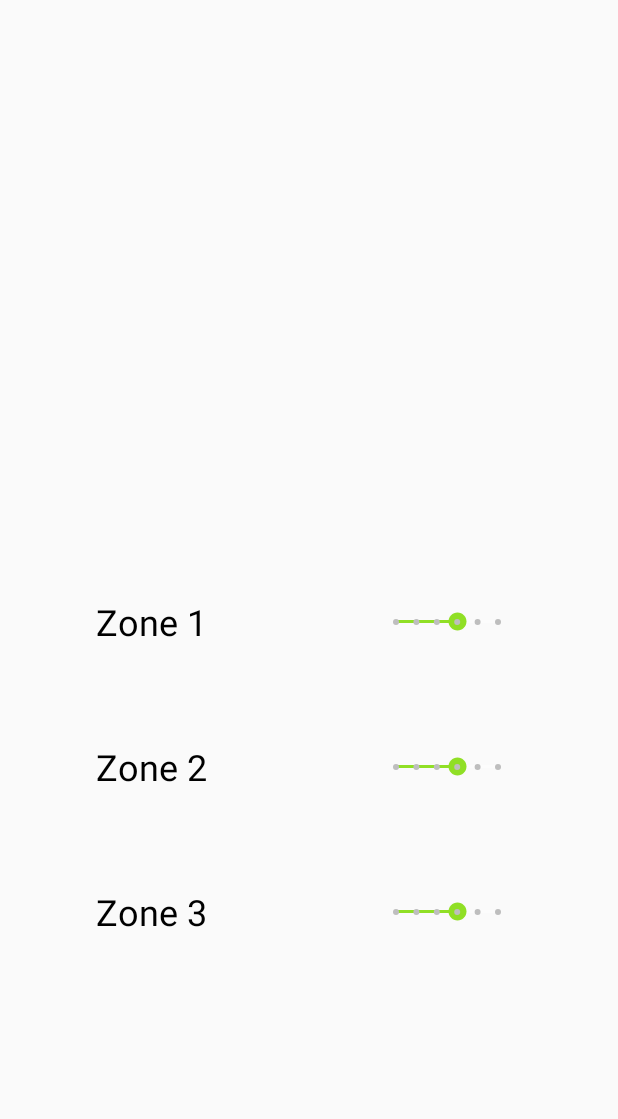
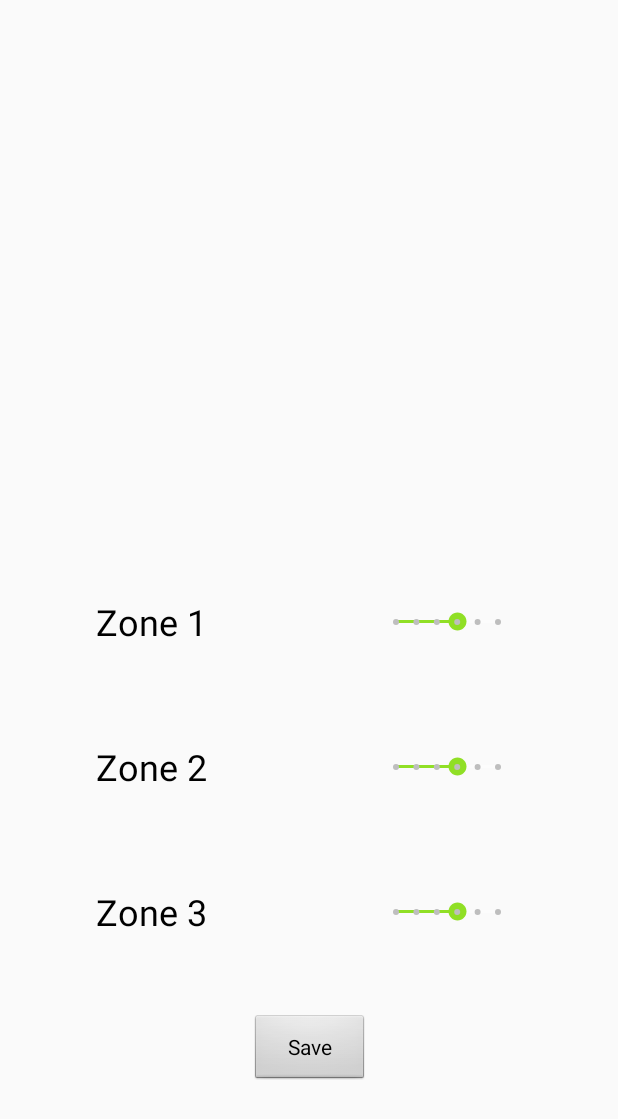
Before and after one commit to vomyrak/Heat_Band, an Android app: the layout activity_floating.xml on its own in the app's theme, with its tools: preview values and no code run, on a phone screen of 412 x 824 dp. Shown: the top 1119 px of the screen. Run offline under Robolectric (Android 15) with nearby library versions, the phone set to English and light mode, and no system bars.

Commit message:
Feb22 update

```diff
--- a/app/src/main/java/com/example/vomyrak/heatband/MainActivity.java
+++ b/app/src/main/java/com/example/vomyrak/heatband/MainActivity.java
@@ -167,7 +167,7 @@ public class MainActivity extends AppCompatActivity {
                 MainActivity.this.startActivity(startFloatingActivity);
             }
         });
-        select2.setOnClickListener(new View.OnClickListener(){
+        tvMode2.setOnClickListener(new View.OnClickListener(){
             @Override
             public void onClick(View view){
                 try {
@@ -364,7 +364,8 @@ public class MainActivity extends AppCompatActivity {
             writer.endArray();
             writer.name("Mode 1");
             writer.beginArray();
-            writer.value(stateVal[3]);
+            //writer.value(stateVal[3]);
+            writer.value(100);
             writer.value(stateVal[4]);
             writer.value(stateVal[5]);
             writer.endArray();
--- a/app/src/main/res/layout/activity_floating.xml
+++ b/app/src/main/res/layout/activity_floating.xml
@@ -84,4 +84,16 @@
         android:textSize="24sp"
         app:layout_constraintBottom_toBottomOf="parent"
         app:layout_constraintStart_toStartOf="parent" />
+
+    <Button
+        android:id="@+id/save"
+        android:layout_width="79dp"
+        android:layout_height="48dp"
+        android:layout_marginBottom="100dp"
+        android:layout_marginEnd="8dp"
+        android:layout_marginStart="8dp"
+        android:text="@string/Save"
+        app:layout_constraintBottom_toBottomOf="parent"
+        app:layout_constraintEnd_toEndOf="@+id/set_zone3"
+        app:layout_constraintStart_toStartOf="@+id/zone3" />
 </android.support.constraint.ConstraintLayout>
--- a/app/src/main/res/values/strings.xml
+++ b/app/src/main/res/values/strings.xml
@@ -19,6 +19,7 @@
     <string name="Zone_1">Zone 1</string>
     <string name="Zone_2">Zone 2</string>
     <string name="Zone_3">Zone 3</string>
+    <string name="Save">Save</string>
 
 
 
```
Also changed, not shown: app/src/main/java/com/example/vomyrak/heatband/FloatingActivity.java (+17 -1 lines).
